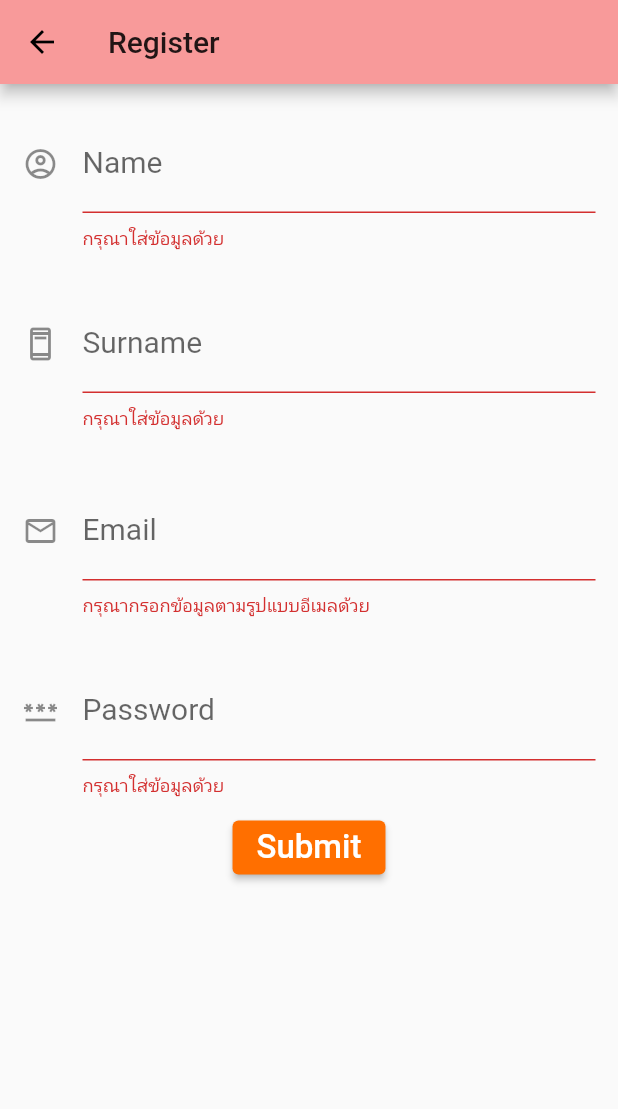
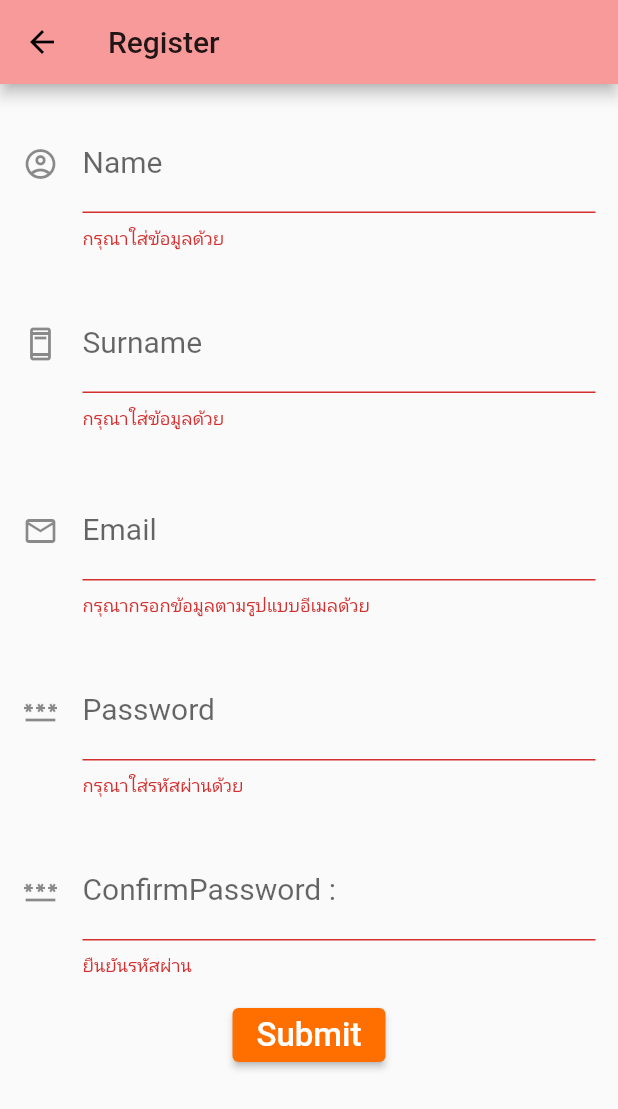
Before and after one commit to PHPJame/mobileappweek1, a Flutter app: the Register screen opened by its route, after a tap on "Submit", on a phone screen of 412 x 824 dp. Shown: the top 1109 px of the screen. Run offline on Flutter 3.47's test engine with Material 2 defaults, Android fonts, the phone set to English and light mode, and no system bars; network calls fail.

Commit message:
confirmpass

```diff
--- a/lib/screen/Register.dart
+++ b/lib/screen/Register.dart
@@ -11,7 +11,8 @@ class Register extends StatefulWidget {
 class _RegisterState extends State<Register> {
   var name, surname, email, password;
   final formkey = GlobalKey<FormState>();
-
+  final Ppassword = TextEditingController();
+  final Cpassword = TextEditingController();
   @override
   Widget build(BuildContext context) {
     return SafeArea(
@@ -28,6 +29,7 @@ class _RegisterState extends State<Register> {
                 txtsurname(),
                 txtemail(),
                 txtpassword(),
+                txtConfirmPassword(),
                 btnsubmit(),
               ],
             ),
@@ -133,11 +135,41 @@ class _RegisterState extends State<Register> {
           icon: Icon(Icons.password_outlined),
           hintText: 'Input your Password',
         ),
+        controller: Ppassword,
         validator: (value) {
           if (value!.isEmpty) {
-            return 'กรุณาใส่ข้อมูลด้วย';
+            return 'กรุณาใส่รหัสผ่านด้วย';
           } else if (value.length < 8) {
             return 'กรุณากรอกข้อมูลมากกว่า 8 ตัว';
+          }
+        },
+        onSaved: (value) {
+          password = value!.trim();
+        },
+      ),
+    );
+  }
+
+  Widget txtConfirmPassword() {
+    return Container(
+      margin: EdgeInsets.fromLTRB(15, 20, 15, 15),
+      child: TextFormField(
+        obscureText: true,
+        style: TextStyle(
+          fontSize: 20,
+          color: sColor,
+        ),
+        decoration: InputDecoration(
+          labelText: 'ConfirmPassword :',
+          icon: Icon(Icons.password_outlined),
+          hintText: 'Input your ConfirmPassword',
+        ),
+        controller: Cpassword,
+        validator: (value) {
+          if (value!.isEmpty) {
+            return 'ยืนยันรหัสผ่าน';
+          } else if (value != Ppassword.text) {
+            return 'รหัสผ่านไม่ตรงกัน';
           }
         },
         onSaved: (value) {
```
